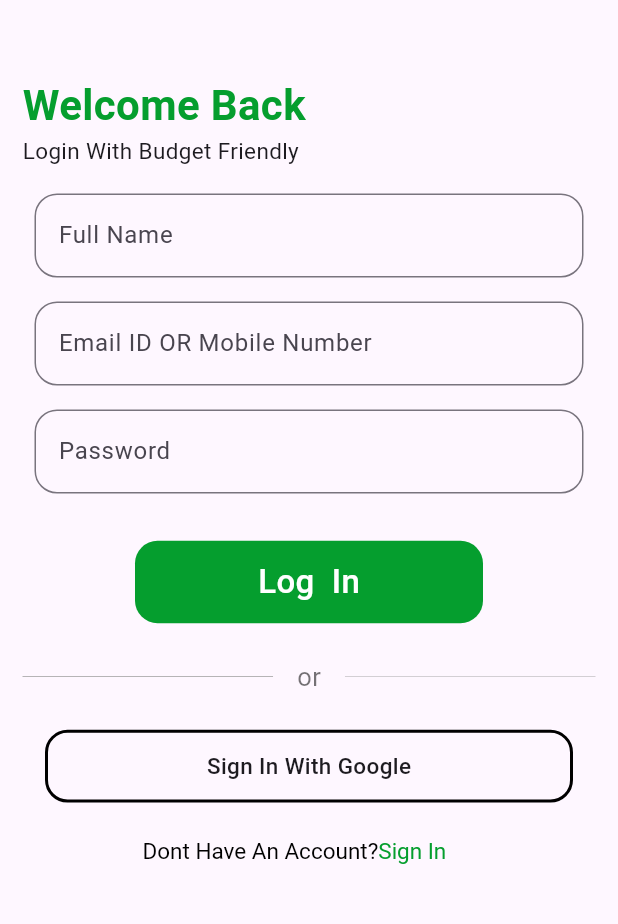
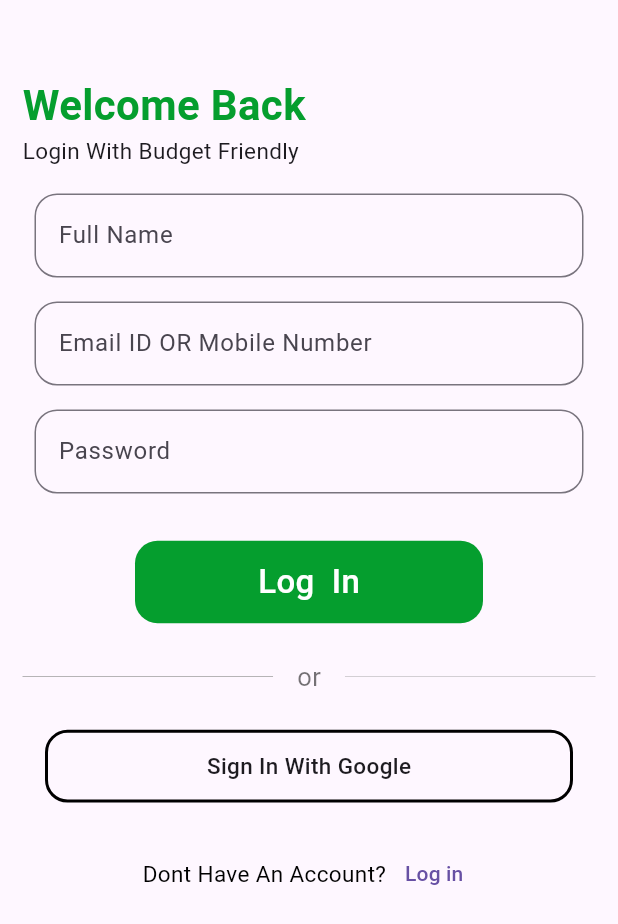
Before and after one commit to MauryaAayush/budget_tracker_app, a Flutter app: the LogIn screen opened by its route, on a phone screen of 412 x 824 dp. Shown: the top 924 px of the screen. Run offline on Flutter 3.47's test engine with Material 3 defaults, Android fonts, the phone set to English and light mode, and no system bars; our stand-ins replace image_picker; missing offline and left inert: curved_nav_bar.

Commit message:
Radhey radhey

```diff
--- a/lib/main.dart
+++ b/lib/main.dart
@@ -36,7 +36,7 @@ class BudgetTracker extends StatelessWidget {
       ],
       child: MaterialApp(
         debugShowCheckedModeBanner: false,
-        initialRoute: '/bottem',
+        initialRoute: '/signUp',
         routes: {
           '/': (context) => const SplashScreen(),
           '/signUp': (context) => const SignUp(),
--- a/lib/view/screens/log_in/login.dart
+++ b/lib/view/screens/log_in/login.dart
@@ -127,25 +127,40 @@ class _LogInState extends State<LogIn> {
               ),
               Padding(
                 padding: const EdgeInsets.symmetric(horizontal: 80),
-                child: RichText(
-                  text: const TextSpan(
-                    text: 'Dont Have An Account?',
-                    style: TextStyle(
-                      color: Colors.black,
-                      fontSize: 15,
-                    ),
+                child: Row(
+
+                    // text: 'Dont Have An Account?',
+                    // style: TextStyle(
+                    //   color: Colors.black,
+                    //   fontSize: 15,
+                    // ),
                     children: [
-                      TextSpan(
-                        text: 'Sign In',
-                        style: TextStyle(
-                          color: Color(0xff059E2E),
-                          fontSize: 15,
-                        ),
-                      ),
+                      Text("Dont Have An Account?",style: TextStyle(
+                        fontSize: 15,
+                        color: Colors.black
+                      ),),
+
+                      TextButton(onPressed: () {
+
+                      }, child: Text("Log in"))
+
+                      // GestureDetector(
+                      //zcx
+                      //
+                      //
+                      //   // child: TextSpan(
+                      //   //   text: 'Sign In',
+                      //   //   style: TextStyle(
+                      //   //     color: Color(0xff059E2E),
+                      //   //     fontSize: 15,
+                      //   //   ),
+                      //   // ),
+                      // )
+                      //
                     ],
                   ),
                 ),
-              ),
+
             ],
           ),
         ),
```
Also changed, not shown: lib/view/screens/log_in/components/show_dilioge.dart (added, +43 -0 lines), lib/view/screens/sign_up/sign_up.dart (+5 -14 lines), assets/img/transaction.png (deleted).
